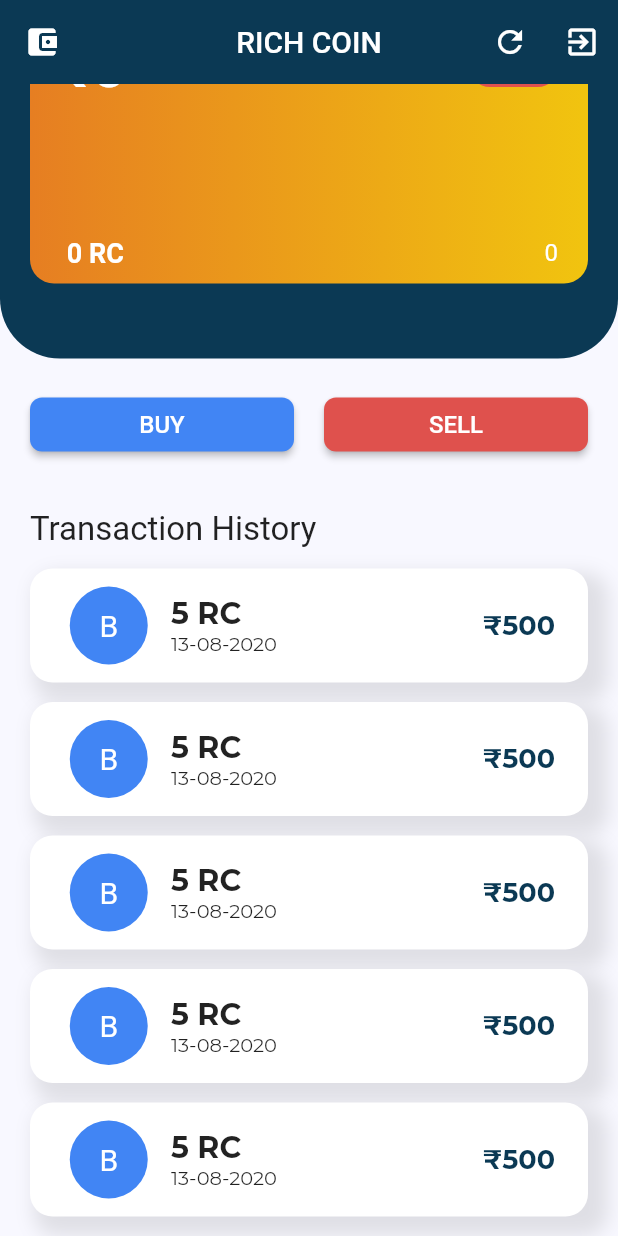
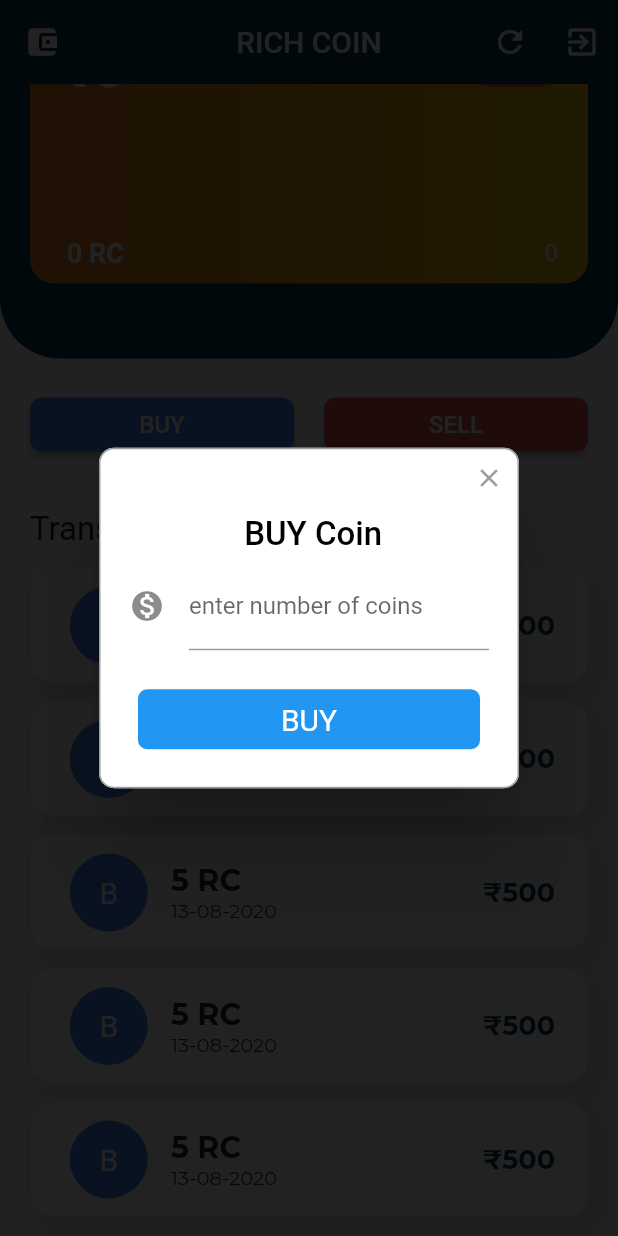
Before and after one commit to beSaif/responsiveloginpage, a Flutter app: the HomePage screen opened directly, scrolled down 138 dp, after a tap on "BUY", on a phone screen of 412 x 824 dp. Run offline on Flutter 3.47's test engine with Material 2 defaults, Android fonts, the phone set to English and light mode, and no system bars; drawn by our look-alikes of rflutter_alert; our stand-ins replace cloud_firestore, firebase_auth, firebase_core, flutter_screenutil, flutter_spinkit, toast; missing offline and left inert: razorpay_flutter; accounts and stored records are empty; statements that could not run were skipped; project files that could hold a hidden picture were left out.

Commit message:
coin buy and sell firebase connected

```diff
--- a/lib/pages/homePage.dart
+++ b/lib/pages/homePage.dart
@@ -5,6 +5,8 @@ import 'package:loginpage/pages/fundsPage.dart';
 import 'package:firebase_core/firebase_core.dart';
 import 'package:cloud_firestore/cloud_firestore.dart';
 import 'package:loginpage/pages/login.dart';
+import 'package:rflutter_alert/rflutter_alert.dart';
+import 'package:toast/toast.dart';
 
 class HomePage extends StatefulWidget {
   User user;
@@ -84,6 +86,96 @@ class _HomePageState extends State<HomePage> {
       returnValue = percentage.toStringAsFixed(2);
       return returnValue;
     }
+  }
+
+  // COIN SECTION BUY AND SELL
+
+  Future coinTransactionPopup(String type) {
+    String feedback = "enter number of coins";
+    return Alert(
+        context: context,
+        title: " ${type} Coin",
+        content: Column(
+          children: <Widget>[
+            TextField(
+              controller: coinNumberController,
+              keyboardType: TextInputType.number,
+              decoration: InputDecoration(
+                icon: Icon(Icons.monetization_on),
+                labelText: feedback,
+              ),
+            ),
+          ],
+        ),
+        buttons: [
+          DialogButton(
+            onPressed: () => {
+              // cheking if there is balance
+              if (currentUser["walletBalance"] >
+                  (num.parse(coinNumberController.text) *
+                      coinPriceLive["currentPrice"]))
+                {
+                  coinTransaction(num.parse(coinNumberController.text), type),
+                  Navigator.pop(context)
+                }
+              else
+                {
+                  setState(() {
+                    feedback = "no money in wallet";
+                  })
+                },
+            },
+            child: Text(
+              type,
+              style: TextStyle(color: Colors.white, fontSize: 20),
+            ),
+          )
+        ]).show();
+  }
+
+  TextEditingController coinNumberController =
+      new TextEditingController(); //text controller number of coins
+
+  //buy a buy sell coin updater
+  void coinTransaction(int coinPassed, String type) {
+    int totalCoins;
+    int walletBalance = currentUser["walletBalance"];
+    if (type == "BUY") {
+      totalCoins = currentUser["RC"] + coinPassed;
+      walletBalance =
+          (coinPassed * coinPriceLive["currentPrice"]) - walletBalance;
+    } else if (type == "SELL") {
+      totalCoins = currentUser["RC"] - coinPassed;
+      walletBalance =
+          (coinPassed * coinPriceLive["currentPrice"]) + walletBalance;
+    }
+
+    Map updateCoinHistory = {
+      "time": DateTime.now(),
+      "coin": coinPassed,
+      "type": type
+    };
+
+    CollectionReference userRef =
+        FirebaseFirestore.instance.collection("users");
+    userRef.doc(currentUser["uid"]).update({
+      "RC": totalCoins,
+      "coinHistory": FieldValue.arrayUnion([updateCoinHistory]),
+      "walletBalance": walletBalance,
+    });
+    refreshUserData(currentUser["uid"]);
+  }
+
+  // refreshing the transaction to update the list view
+  void refreshUserData(String uid) {
+    CollectionReference userRef =
+        FirebaseFirestore.instance.collection("users");
+    userRef.doc(uid).get().then((DocumentSnapshot documentSnapshot) {
+      setState(() {
+        currentUser = documentSnapshot.data();
+      });
+    });
+    coinNumberController.clear();
   }
 
   // coin % card background color
@@ -265,7 +357,9 @@ class _HomePageState extends State<HomePage> {
                           ),
                         ),
                         color: Color(0xFF4185f4),
-                        onPressed: () {},
+                        onPressed: () {
+                          coinTransactionPopup("BUY");
+                        },
                       ),
                     ),
                     SizedBox(width: 20),
@@ -278,7 +372,9 @@ class _HomePageState extends State<HomePage> {
                           style: TextStyle(color: Colors.white, fontSize: 16),
                         ),
                         color: Color(0xFFdf514d),
-                        onPressed: () {},
+                        onPressed: () {
+                          coinTransactionPopup("SELL");
+                        },
                       ),
                     )
                   ],
```
Also changed, not shown: flutter_01.png (added).
